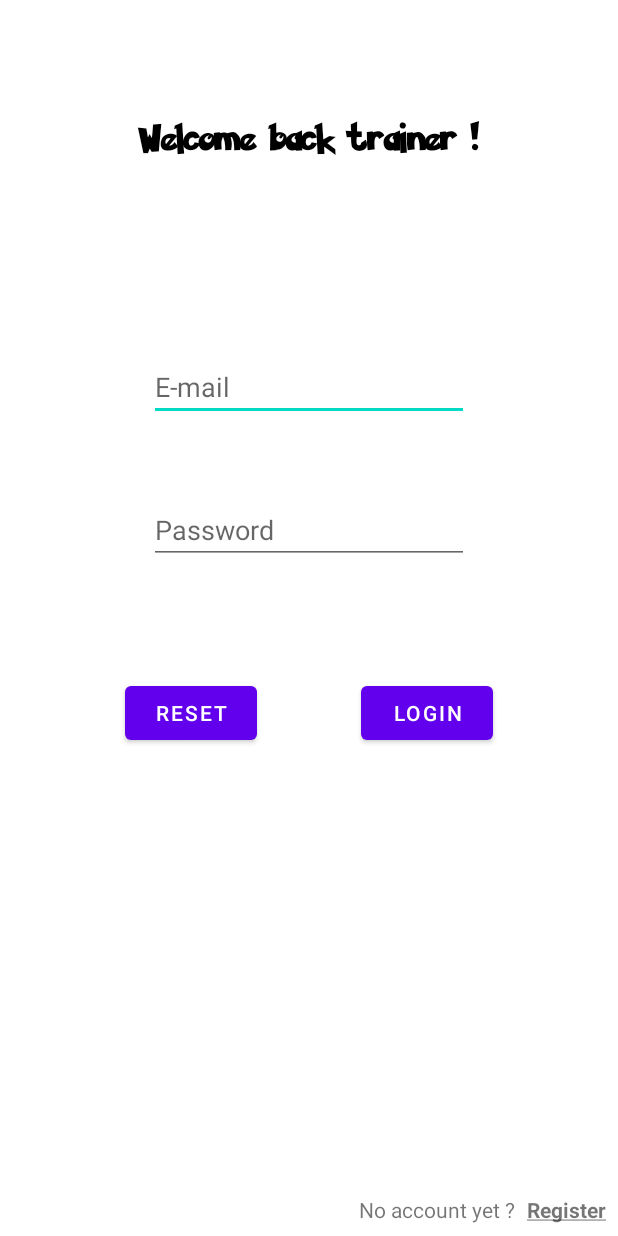
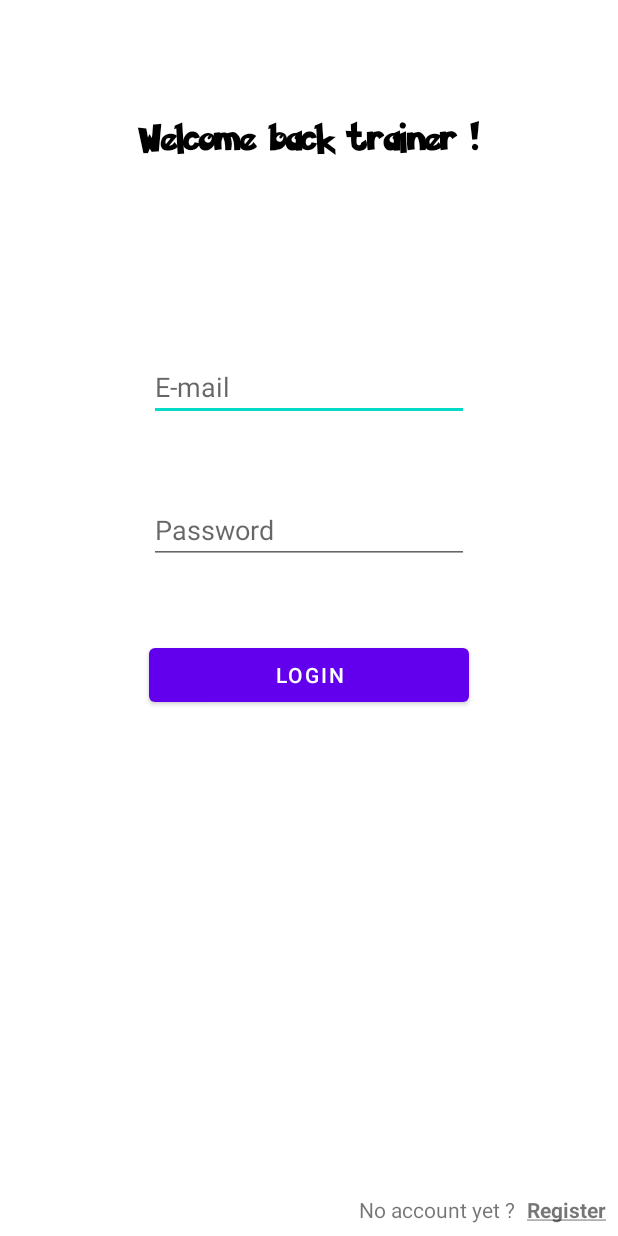
Before and after one commit to DamienB2/PokeBar, an Android app: the screen it shows after launch (LoginActivity), on a phone screen of 412 x 824 dp. Run offline under Robolectric (Android 15) with nearby library versions, the phone set to English and light mode, and no system bars; our stand-ins replace Firebase (no records; nobody signed in at launch, a user with empty details on screens opened directly).

Commit message:
PokeBar, register + login automatique (login bug toujours quand fail)

```diff
--- a/app/src/main/java/com/example/pokebar/LoginActivity.java
+++ b/app/src/main/java/com/example/pokebar/LoginActivity.java
@@ -17,12 +17,25 @@ import com.google.android.gms.tasks.Task;
 import com.google.firebase.FirebaseApp;
 import com.google.firebase.auth.AuthResult;
 import com.google.firebase.auth.FirebaseAuth;
+import com.google.firebase.auth.FirebaseUser;
+import com.google.firebase.database.FirebaseDatabase;
 
 public class LoginActivity extends AppCompatActivity {
 
     private FirebaseAuth mAuth;
     private EditText LoginMail, LoginPwd;
     private Button LoginBtn;
+
+    @Override
+    public void onStart() {
+        super.onStart();
+        FirebaseUser currentUser = mAuth.getCurrentUser();
+        if(currentUser != null){
+            Intent intent = new Intent(getApplicationContext(), MainActivity.class);
+            startActivity(intent);
+            finish();
+        }
+    }
 
     @Override
     protected void onCreate(Bundle savedInstanceState) {
@@ -35,7 +48,7 @@ public class LoginActivity extends AppCompatActivity {
         LoginMail = findViewById(R.id.LoginMail);
         LoginPwd = findViewById(R.id.LoginPwd);
 
-        LoginBtn = (Button) findViewById(R.id.BtnLogin);
+        LoginBtn = findViewById(R.id.BtnLogin);
 
         LoginBtn.setOnClickListener(new View.OnClickListener() {
             @Override
@@ -69,7 +82,9 @@ public class LoginActivity extends AppCompatActivity {
             @Override
             public void onComplete(@NonNull Task<AuthResult> task) {
                 if(task.isComplete()){
+                    Toast.makeText(LoginActivity.this, "Login Successful", Toast.LENGTH_SHORT).show();
                     startActivity(new Intent(LoginActivity.this, MainActivity.class));
+                    finish();
                 }else{
                     Toast.makeText(LoginActivity.this, "Failed to login!", Toast.LENGTH_SHORT).show();
                 }
--- a/app/src/main/java/com/example/pokebar/MainActivity.java
+++ b/app/src/main/java/com/example/pokebar/MainActivity.java
@@ -106,7 +106,6 @@ public class MainActivity extends AppCompatActivity implements NavigationView.On
                 pokedexLayout.removeAllViews();
                 for(DataSnapshot dataSnapshot : snapshot.getChildren()){
 
-                    Log.d("POOP", String.valueOf(dataSnapshot));
                     String ID = String.valueOf(dataSnapshot.getValue());
 
 
--- a/app/src/main/res/layout/activity_login.xml
+++ b/app/src/main/res/layout/activity_login.xml
@@ -46,21 +46,11 @@
 
     <Button
         android:id="@+id/BtnLogin"
-        android:layout_width="wrap_content"
+        android:layout_width="0dp"
         android:layout_height="wrap_content"
-        android:layout_marginTop="75dp"
-        android:layout_marginEnd="-16dp"
+        android:layout_marginTop="50dp"
         android:text="@string/LLogin"
         app:layout_constraintEnd_toEndOf="@+id/LoginPwd"
-        app:layout_constraintTop_toBottomOf="@+id/LoginPwd" />
-
-    <Button
-        android:id="@+id/BtnReset"
-        android:layout_width="wrap_content"
-        android:layout_height="wrap_content"
-        android:layout_marginStart="-16dp"
-        android:layout_marginTop="75dp"
-        android:text="@string/LReset"
         app:layout_constraintStart_toStartOf="@+id/LoginPwd"
         app:layout_constraintTop_toBottomOf="@+id/LoginPwd" />
 
```
Also changed, not shown: app/src/main/java/com/example/pokebar/RegisterActivity.java (+14 -16 lines).
